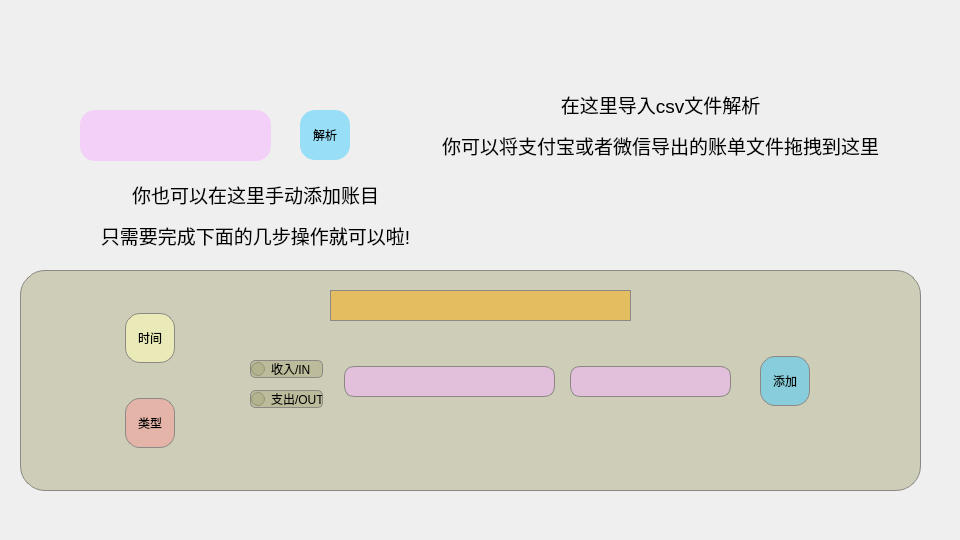
Qt form add_account_page.ui (YuanQiPKU/Reservoir) before a commit.
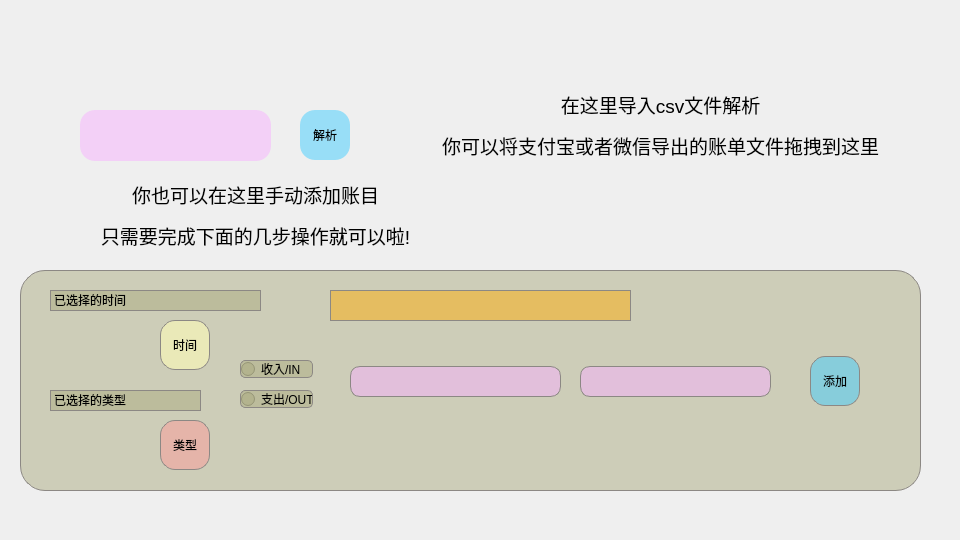
The same form after that commit. Icons and pictures are not drawn.

Diff of the .ui file:
```diff
--- a/add_account_page.ui
+++ b/add_account_page.ui
@@ -178,7 +178,7 @@
    <widget class="QRadioButton" name="btnIn">
     <property name="geometry">
      <rect>
-      <x>230</x>
+      <x>220</x>
       <y>90</y>
       <width>73</width>
       <height>18</height>
@@ -194,7 +194,7 @@
    <widget class="QRadioButton" name="btnOut">
     <property name="geometry">
      <rect>
-      <x>230</x>
+      <x>220</x>
       <y>120</y>
       <width>73</width>
       <height>18</height>
@@ -210,7 +210,7 @@
    <widget class="QPushButton" name="btnConfirm">
     <property name="geometry">
      <rect>
-      <x>740</x>
+      <x>790</x>
       <y>86</y>
       <width>50</width>
       <height>50</height>
@@ -258,9 +258,9 @@
    <widget class="QLineEdit" name="lineEdit">
     <property name="geometry">
      <rect>
-      <x>550</x>
+      <x>560</x>
       <y>96</y>
-      <width>161</width>
+      <width>191</width>
       <height>31</height>
      </rect>
     </property>
@@ -274,7 +274,7 @@
    <widget class="QLineEdit" name="lineEdit_2">
     <property name="geometry">
      <rect>
-      <x>324</x>
+      <x>330</x>
       <y>96</y>
       <width>211</width>
       <height>31</height>
@@ -290,8 +290,8 @@
    <widget class="QPushButton" name="btnKind">
     <property name="geometry">
      <rect>
-      <x>105</x>
-      <y>128</y>
+      <x>140</x>
+      <y>150</y>
       <width>50</width>
       <height>50</height>
      </rect>
@@ -338,8 +338,8 @@
    <widget class="QPushButton" name="btnTime">
     <property name="geometry">
      <rect>
-      <x>105</x>
-      <y>43</y>
+      <x>140</x>
+      <y>50</y>
       <width>50</width>
       <height>50</height>
      </rect>
@@ -400,6 +400,32 @@
      <string>&lt;html&gt;&lt;head/&gt;&lt;body&gt;&lt;p align=&quot;center&quot;&gt;&lt;br/&gt;&lt;/p&gt;&lt;/body&gt;&lt;/html&gt;</string>
     </property>
    </widget>
+   <widget class="QLabel" name="timedisplay">
+    <property name="geometry">
+     <rect>
+      <x>30</x>
+      <y>20</y>
+      <width>211</width>
+      <height>21</height>
+     </rect>
+    </property>
+    <property name="text">
+     <string>&lt;html&gt;&lt;head/&gt;&lt;body&gt;&lt;p&gt;已选择的时间&lt;/p&gt;&lt;/body&gt;&lt;/html&gt;</string>
+    </property>
+   </widget>
+   <widget class="QLabel" name="kindDisplay">
+    <property name="geometry">
+     <rect>
+      <x>30</x>
+      <y>120</y>
+      <width>151</width>
+      <height>21</height>
+     </rect>
+    </property>
+    <property name="text">
+     <string>&lt;html&gt;&lt;head/&gt;&lt;body&gt;&lt;p&gt;已选择的类型&lt;/p&gt;&lt;/body&gt;&lt;/html&gt;</string>
+    </property>
+   </widget>
   </widget>
  </widget>
  <resources/>
```
